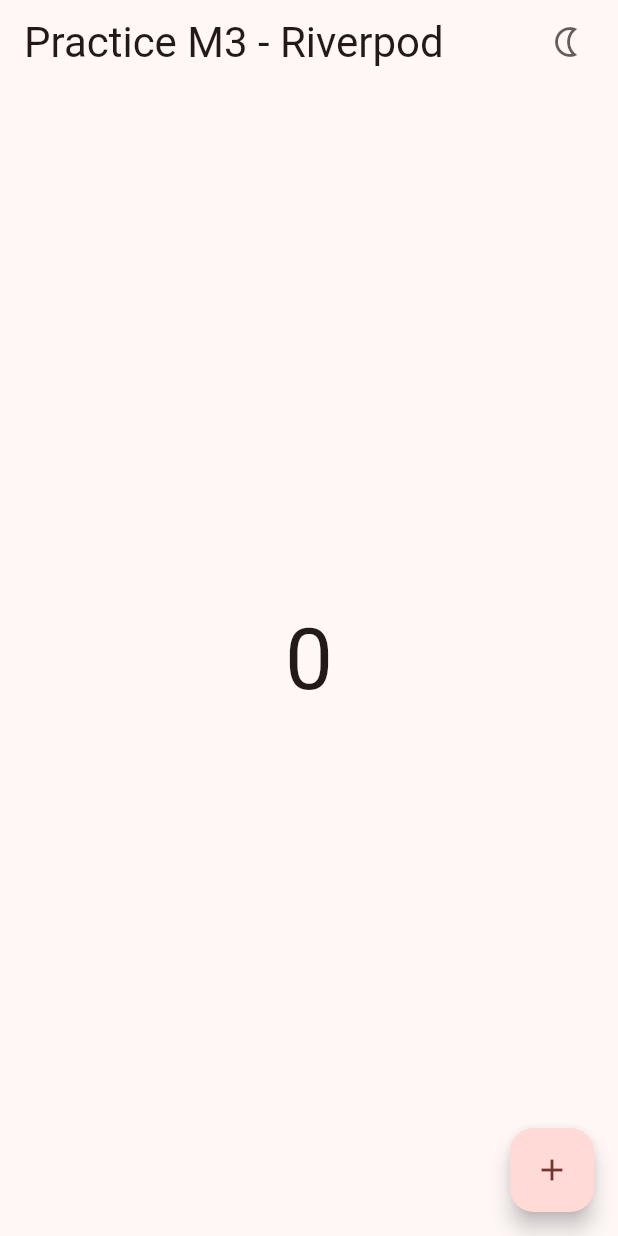
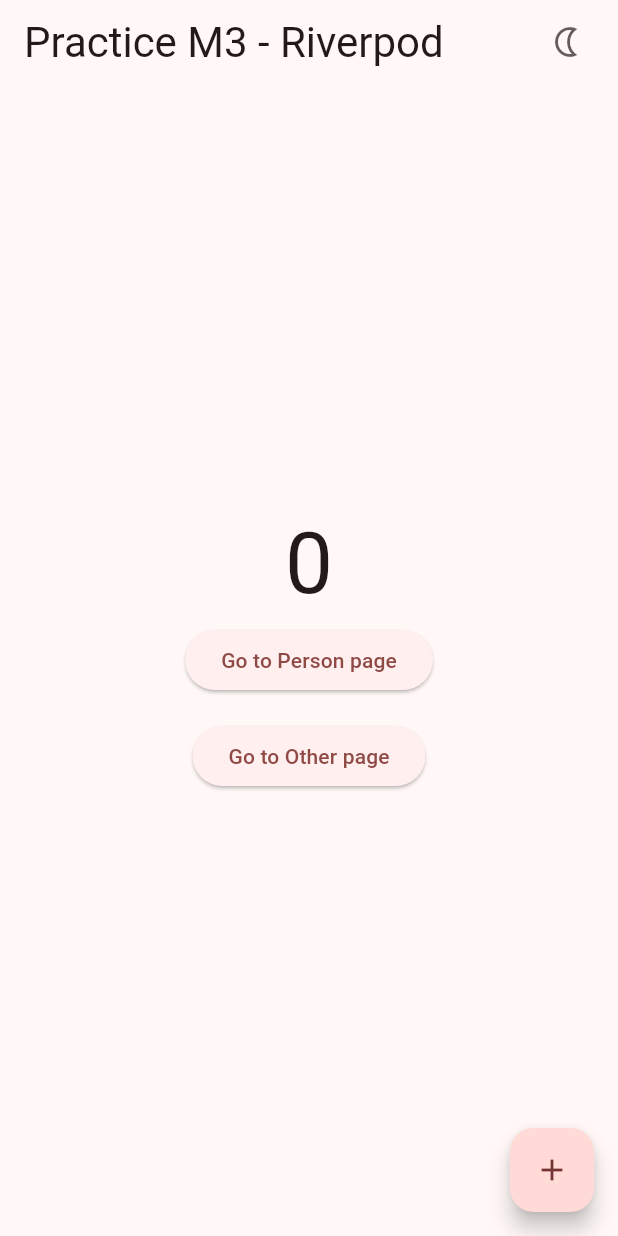
Before and after one commit to Igothics/Practice_Flutter_UI, a Flutter app: the screen it shows after launch, on a phone screen of 412 x 824 dp. Run offline on Flutter 3.47's test engine with Material 2 defaults, Android fonts, the phone set to English and light mode, and no system bars; our stand-ins replace dynamic_color, flutter_hooks, freezed_annotation, go_router, hooks_riverpod.

```diff
--- a/lib/main.dart
+++ b/lib/main.dart
@@ -1,34 +1,75 @@
+import 'package:dynamic_color/dynamic_color.dart';
 import 'package:flutter/material.dart';
 import 'package:flutter_hooks/flutter_hooks.dart';
+import 'package:go_router/go_router.dart';
 import 'package:hooks_riverpod/hooks_riverpod.dart';
 import 'package:practice_flutter_ui/models/person_model.dart';
+import 'package:practice_flutter_ui/person_page.dart';
 
 void main() {
-  runApp(const ProviderScope(child: MyApp()));
+  runApp(ProviderScope(child: MyApp()));
 }
 
 final countProvider = StateProvider((ref) => 0);
 final titleProvider = Provider((ref) => "Practice M3 - Riverpod");
 final isDarkProvider = StateProvider((ref) => false);
-final brightnessProvider = StateProvider((ref) => ref.watch(isDarkProvider) ? Brightness.dark : Brightness.light);
-final actionIconProvider = Provider((ref) => ref.watch(isDarkProvider) ? const Icon(Icons.sunny) : const Icon(Icons.nightlight_outlined));
+final brightnessProvider = StateProvider(
+    (ref) => ref.watch(isDarkProvider) ? Brightness.dark : Brightness.light);
+final actionIconProvider = Provider((ref) => ref.watch(isDarkProvider)
+    ? const Icon(Icons.sunny)
+    : const Icon(Icons.nightlight_outlined));
 const person01 = Person(name: "Igothics", email: "Igothics@gmail.com", age: 35);
+const person02 =
+    Person(name: "Vu Trong Khoa", email: "Igothics@gmail.com", age: 35);
 
 class MyApp extends HookConsumerWidget {
-  const MyApp({Key? key}) : super(key: key);
+  MyApp({Key? key}) : super(key: key);
+  final _router = GoRouter(
+    initialLocation: "/",
+    routes: [
+      GoRoute(
+        path: "/",
+        builder: (context, state) => HomePage(),
+      ),
+      GoRoute(
+          name: "person",
+          path: "/Person/:fid",
+          builder: (context, state) {
+            debugPrint('location: ${state.location}');
+            debugPrint('${state.params['fid']} approached');
+            return const PersonPage(
+              person: person01,
+            );
+          }),
+      GoRoute(
+          name: "other",
+          path: "/Other",
+          builder: (context, state) {
+            debugPrint('location: ${state.location}');
+            debugPrint('query: ${state.queryParams}');
+            return const PersonPage(
+              person: person02,
+            );
+          })
+    ],
+  );
 
   @override
   Widget build(BuildContext context, WidgetRef ref) {
     final brightness = ref.watch(brightnessProvider);
 
-    return MaterialApp(
-      title: 'Flutter UI Practice',
+    return MaterialApp.router(
+      routeInformationProvider: _router.routeInformationProvider,
+      routeInformationParser: _router.routeInformationParser,
+      routerDelegate: _router.routerDelegate,
+      title: "Flutter UI Practice",
       theme: ThemeData(
-        colorSchemeSeed: Colors.redAccent,
-        brightness: brightness,
+        colorScheme: ColorScheme.fromSeed(
+          seedColor: Colors.redAccent,
+          brightness: brightness,
+        ).harmonized(),
         useMaterial3: true,
       ),
-      home: const HomePage(),
     );
   }
 }
@@ -42,22 +83,66 @@ class HomePage extends HookConsumerWidget {
     final count = ref.watch(countProvider);
     final actionThemeIcon = ref.watch(actionIconProvider);
     final textTheme = Theme.of(context).textTheme;
+    useValueChanged(
+        count,
+        (oldValue, oldResult) =>
+            debugPrint("Count change to $count from $oldValue"));
+
+    void pushPersonPage() =>
+        context.pushNamed("person", params: {'fid': 'person01'});
+    void pushOtherPage() => context.push("/Other?filter=profile");
 
     return Scaffold(
       appBar: AppBar(
-        title: Text(title,style: textTheme.headlineMedium,),
+        title: Text(
+          title,
+          style: textTheme.headlineMedium,
+        ),
         actionsIconTheme: const IconThemeData(opacity: 0.7),
         actions: [
-          IconButton(onPressed: ()=> ref.read(isDarkProvider.notifier).update((state) => !state), icon: actionThemeIcon),
-          const SizedBox(width: 10,),
+          IconButton(
+              onPressed: () =>
+                  ref.read(isDarkProvider.notifier).update((state) => !state),
+              icon: actionThemeIcon),
+          const SizedBox(
+            width: 10,
+          ),
         ],
       ),
-      body: Center(
-        child: Text('$count',style: textTheme.displayLarge,),
+      body: Column(
+        mainAxisAlignment: MainAxisAlignment.center,
+        children: [
+          Center(
+            child: Text(
+              '$count',
+              style: textTheme.displayLarge,
+            ),
+          ),
+          Padding(
+            padding: const EdgeInsets.all(8.0),
+            child: ElevatedButton(
+              onPressed: pushPersonPage,
+              child: const Text(
+                "Go to Person page",
+              ),
+            ),
+          ),
+          Padding(
+            padding: const EdgeInsets.all(8.0),
+            child: ElevatedButton(
+              onPressed: pushOtherPage,
+              child: const Text(
+                "Go to Other page",
+              ),
+            ),
+          ),
+        ],
       ),
       floatingActionButton: FloatingActionButton(
         onPressed: () => ref.read(countProvider.notifier).state++,
-        child: const Icon(Icons.add,),
+        child: const Icon(
+          Icons.add,
+        ),
       ),
     );
   }
--- a/lib/models/person_model.dart
+++ b/lib/models/person_model.dart
@@ -6,6 +6,7 @@ part 'person_model.g.dart';
 
 @freezed
 class Person with _$Person {
+  const Person._();
   const factory Person({
     required String name,
     required String email,
@@ -13,4 +14,5 @@ class Person with _$Person {
   }) = _Person;
 
   factory Person.fromJson(Map<String, dynamic> json) => _$PersonFromJson(json);
+  void sayHello() => debugPrint("Hi! My name is $name");
 }
--- /dev/null
+++ b/lib/person_page.dart
@@ -0,0 +1,32 @@
+import 'package:flutter/material.dart';
+import 'package:practice_flutter_ui/models/person_model.dart';
+
+class PersonPage extends StatelessWidget {
+  const PersonPage({Key? key, required this.person}) : super(key: key);
+  final Person person;
+
+  @override
+  Widget build(BuildContext context) {
+    final textTheme = Theme.of(context).textTheme;
+    person.sayHello();
+
+    return Scaffold(
+      appBar: AppBar(
+        title: Text(
+          "Person Page",
+          style: textTheme.headlineMedium,
+        ),
+      ),
+      body: Center(
+        child: Column(
+          mainAxisAlignment: MainAxisAlignment.center,
+          children: [
+            Text('Name: ${person.name}', style: textTheme.bodyLarge,),
+            Text('Email: ${person.email}', style: textTheme.bodyMedium,),
+            Text('Age: ${person.age}', style: textTheme.bodyMedium,),
+          ],
+        ),
+      ),
+    );
+  }
+}
```
Also changed, not shown: lib/models/person_model.freezed.dart, 1 other file.
